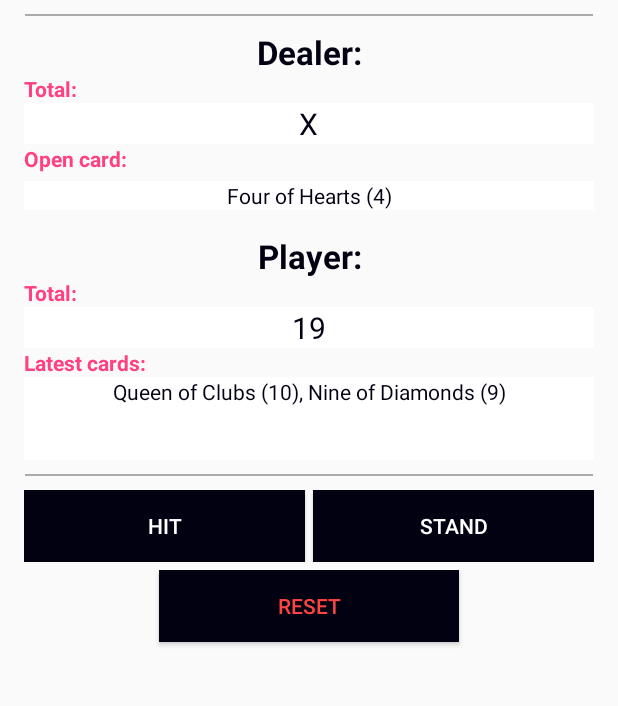
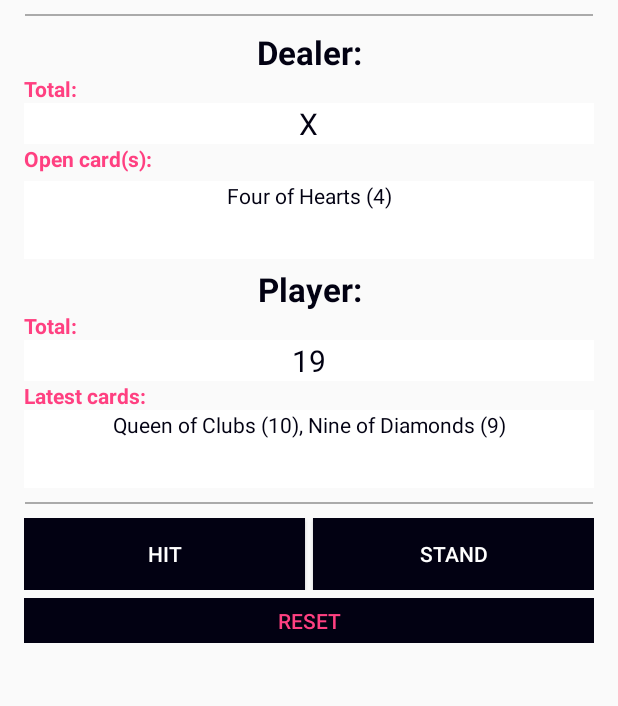
Before and after one commit to dalkofjac/Project-BlackJackApp, an Android app: the screen it shows after launch (MainActivity), after a tap on "PRESS TO PLAY", on a phone screen of 412 x 824 dp, the part 171-877 px from its top. Run offline under Robolectric (Android 15) with nearby library versions, the phone set to English and light mode, and no system bars; our stand-ins replace ButterKnife.

Commit message:
Unaprijeđena logika igre i dizajn prikaza
- ispravljen bug u logiki igre (player-dealer ace bug)
- dodan ispis karata dealera nakon završetka igre
- poboljšan dizajn prikaza u igri
- ispravljene male greške u kodu

```diff
--- a/Project-BlackJack/app/src/main/java/com/dk/project_blackjack/fragments/GameFragment.java
+++ b/Project-BlackJack/app/src/main/java/com/dk/project_blackjack/fragments/GameFragment.java
@@ -8,16 +8,9 @@ import android.view.LayoutInflater;
 import android.view.View;
 import android.view.ViewGroup;
 import android.widget.TextView;
-import android.widget.Toast;
 
 import com.dk.project_blackjack.R;
-import com.dk.project_blackjack.logic.Card;
-import com.dk.project_blackjack.logic.CardLoader;
 import com.dk.project_blackjack.logic.GameLogic;
-
-import java.lang.reflect.Array;
-import java.util.ArrayList;
-import java.util.Random;
 
 import butterknife.BindView;
 import butterknife.ButterKnife;
@@ -32,7 +25,7 @@ public class GameFragment extends Fragment {
     private String title;
     private GameLogic gameLogic;
 
-    @BindView(R.id.tv_dealer_new)
+    @BindView(R.id.tV_dealer_new)
     TextView dealer_new;
 
     @BindView(R.id.tV_dealer_total)
--- a/Project-BlackJack/app/src/main/res/layout/fragment_game.xml
+++ b/Project-BlackJack/app/src/main/res/layout/fragment_game.xml
@@ -118,12 +118,12 @@
             <TextView
                 android:text="@string/dealer_new"
                 android:layout_width="match_parent"
-                android:layout_height="wrap_content"
-                android:id="@+id/tv_dealer_new"
+                android:id="@+id/tV_dealer_new"
                 android:textSize="14sp"
                 android:textAlignment="center"
                 android:textColor="@color/colorPrimary"
-                android:background="@android:color/background_light" />
+                android:background="@android:color/background_light"
+                android:layout_height="52dp" />
 
         </LinearLayout>
 
@@ -134,7 +134,7 @@
             android:id="@+id/tv_player_1"
             android:textAlignment="center"
             android:textStyle="normal|bold"
-            android:layout_marginTop="16dp"
+            android:layout_marginTop="5dp"
             android:textColor="@color/colorPrimary"
             android:textSize="22sp" />
 
@@ -196,7 +196,7 @@
                 android:textAlignment="center"
                 android:textColor="@color/colorPrimary"
                 android:background="@android:color/background_light"
-                android:layout_height="55dp" />
+                android:layout_height="52dp" />
 
         </LinearLayout>
 
@@ -228,38 +228,40 @@
                 android:layout_width="wrap_content"
                 android:layout_height="wrap_content"
                 android:id="@+id/button_hit"
-                android:layout_weight="1"
                 style="@style/Widget.AppCompat.Button.Colored"
                 android:background="@color/colorPrimary"
-                android:layout_marginRight="2.5dp" />
+                android:layout_marginRight="2.5dp"
+                android:layout_weight="0.4" />
 
             <Button
                 android:text="@string/game_stand"
                 android:layout_width="wrap_content"
                 android:layout_height="wrap_content"
                 android:id="@+id/button_stand"
-                android:layout_weight="1"
                 style="@style/Widget.AppCompat.Button.Colored"
                 android:background="@color/colorPrimary"
-                android:layout_marginLeft="2.5dp" />
+                android:layout_marginLeft="2.5dp"
+                android:layout_weight="0.4" />
+
         </LinearLayout>
 
         <LinearLayout
             android:orientation="vertical"
             android:layout_width="match_parent"
-            android:layout_height="match_parent"
+            android:layout_height="wrap_content"
             android:id="@+id/buttonsLayout_2"
             android:layout_marginTop="5dp">
 
             <Button
                 android:text="@string/game_reset"
-                android:layout_height="wrap_content"
                 android:id="@+id/button_reset"
-                android:layout_width="200dp"
-                android:layout_gravity="center"
                 style="@style/Widget.AppCompat.Button.Colored"
                 android:background="?attr/colorPrimary"
-                android:textColor="@android:color/holo_red_light" />
+                android:textColor="@color/colorAccent"
+                android:layout_weight="0.1"
+                android:layout_gravity="right"
+                android:layout_height="30dp"
+                android:layout_width="match_parent" />
         </LinearLayout>
 
     </LinearLayout>
--- a/Project-BlackJack/app/src/main/res/values/strings.xml
+++ b/Project-BlackJack/app/src/main/res/values/strings.xml
@@ -9,7 +9,7 @@
     <string name="dealer_1">Dealer:</string>
     <string name="dealer_total_label">Total:</string>
     <string name="dealer_total">12</string>
-    <string name="dealer_new_label">Open card:</string>
+    <string name="dealer_new_label">Open card(s):</string>
     <string name="dealer_new">Test card one (XX)</string>
     <string name="player_1">Player:</string>
     <string name="player_total_label">Total:</string>
@@ -28,4 +28,6 @@
     <string name="dealer_win">Dealer wins! You lost! Try again!</string>
     <string name="push_no_winner">Push! Nobody wins!</string>
     <string name="game_over_reset">Game is already over, please reset!</string>
+    <string name="credentials">Created by Dalibor K. © 2018.</string>
+    <string name="beta_sign">BETA</string>
 </resources>
```
Also changed, not shown: Project-BlackJack/app/src/main/java/com/dk/project_blackjack/logic/GameLogic.java (+52 -5 lines), Project-BlackJack/app/src/main/res/layout/activity_opening.xml (+10 -0 lines).
